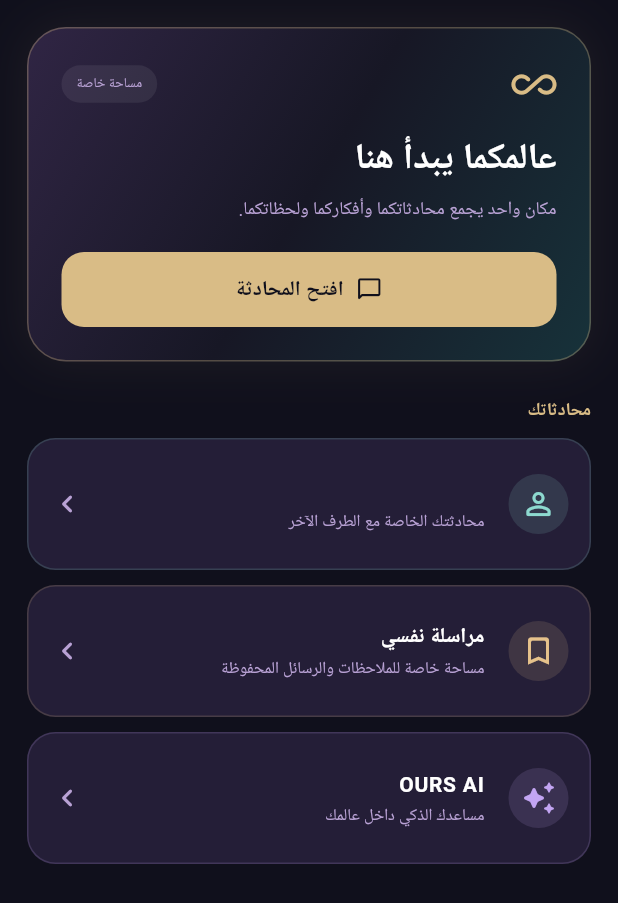
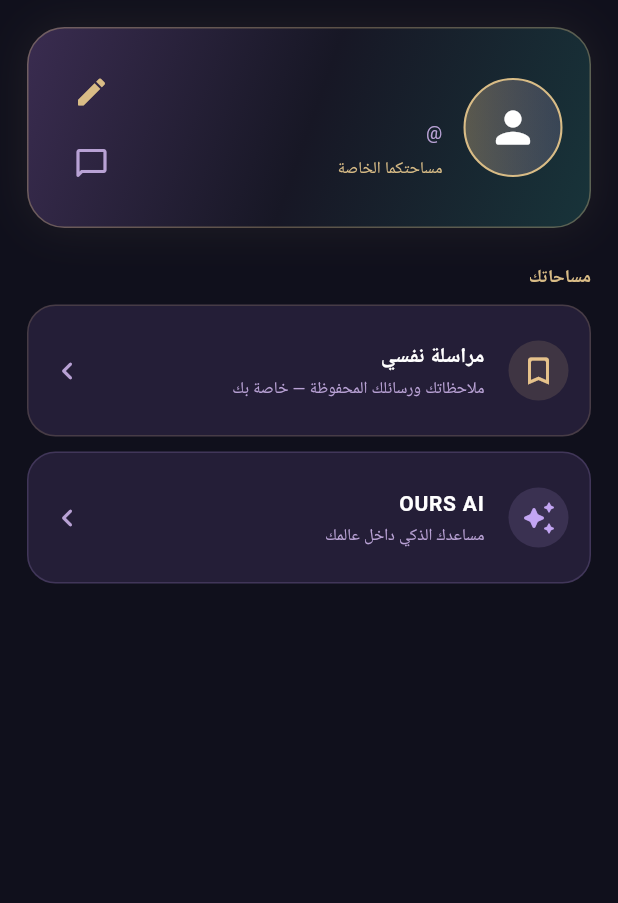
Before and after one commit to xmarco79/DUO-App, a Flutter app: the _SpaceView widget shown alone on an empty page, opened directly with empty values, on a phone screen of 412 x 824 dp. Shown: the top 903 px of the screen. Run offline on Flutter 3.47's test engine with Material 3 defaults, Android fonts, the phone set to English and light mode, and no system bars; our stand-ins replace audioplayers, file_picker, firebase_core, firebase_messaging, flutter_local_notifications, image_picker and 3 more; missing offline and left inert: record; accounts and stored records are empty; network calls fail.

Commit message:
Refresh OURS space landing and studio setup

```diff
--- a/lib/social/ours_home_page.dart
+++ b/lib/social/ours_home_page.dart
@@ -3,6 +3,7 @@ import 'dart:math' as math;
 import 'package:flutter/material.dart';
 import 'package:video_player/video_player.dart';
 import 'package:supabase_flutter/supabase_flutter.dart';
+import 'package:shared_preferences/shared_preferences.dart';
 import 'ours_direct_chat_page.dart';
 import 'ours_profile_page.dart';
 import 'ours_music_page.dart';
@@ -17,7 +18,7 @@ class OursSocialHomePage extends StatefulWidget {
  @override State<OursSocialHomePage> createState()=>_OursSocialHomePageState();
 }
 class _OursSocialHomePageState extends State<OursSocialHomePage>{
- final db=Supabase.instance.client; int tab=0; String? spaceId,error,conversationId,partnerId,partnerName; bool loading=true;
+ final db=Supabase.instance.client; int tab=0; String? spaceId,error,conversationId,partnerId,partnerName,partnerAlias; bool loading=true;
  @override void initState(){super.initState();_load();}
  Future<void> _load() async {try{
   final raw=await db.rpc('ensure_ours_pair_space'); final m=Map<String,dynamic>.from(raw as Map);
@@ -33,11 +34,23 @@ class _OursSocialHomePageState extends State<OursSocialHomePage>{
     foundName=display.isNotEmpty?display:(profile?['username']?.toString()??'zoi');
    }
   }
-  if(mounted)setState(() { spaceId=m['space_id'].toString(); conversationId=foundConversation; partnerId=foundPartner; partnerName=foundName; loading=false; });
+  final prefs=await SharedPreferences.getInstance();
+  final alias=foundPartner==null?null:prefs.getString('ours_partner_alias_${me}_$foundPartner');
+  if(mounted)setState(() { spaceId=m['space_id'].toString(); conversationId=foundConversation; partnerId=foundPartner; partnerName=foundName; partnerAlias=alias; loading=false; });
  }catch(e){if(mounted)setState(() { error=e.toString(); loading=false; });}}
+ String get _partnerLabel=>partnerAlias?.trim().isNotEmpty==true?partnerAlias!.trim():(partnerName??'zoi');
+ Future<void> _editPartnerAlias() async{
+  if(partnerId==null)return;
+  final controller=TextEditingController(text:partnerAlias??'');
+  final value=await showDialog<String>(context:context,builder:(ctx)=>AlertDialog(backgroundColor:_p,title:Text(_t(context,'تخصيص اسم الطرف الآخر','Set a nickname')),content:TextField(controller:controller,maxLength:24,autofocus:true,decoration:InputDecoration(hintText:_t(context,'اسم يظهر لك فقط','Only visible to you'))),actions:[TextButton(onPressed:()=>Navigator.pop(ctx),child:Text(_t(context,'إلغاء','Cancel'))),TextButton(onPressed:()=>Navigator.pop(ctx,controller.text.trim()),child:Text(_t(context,'حفظ','Save')))]));
+  controller.dispose();if(value==null)return;
+  final prefs=await SharedPreferences.getInstance();final key='ours_partner_alias_${db.auth.currentUser!.id}_$partnerId';
+  if(value.isEmpty)await prefs.remove(key);else await prefs.setString(key,value);
+  if(mounted)setState(()=>partnerAlias=value.isEmpty?null:value);
+ }
  void _openChat(){
   if(conversationId!=null&&partnerId!=null){
-   Navigator.push(context,MaterialPageRoute(builder:(_)=>OursDirectChatPage(conversationId:conversationId!,partnerId:partnerId!,partnerName:partnerName??'OURS',spaceId:spaceId)));
+   Navigator.push(context,MaterialPageRoute(builder:(_)=>OursDirectChatPage(conversationId:conversationId!,partnerId:partnerId!,partnerName:_partnerLabel,spaceId:spaceId)));
   }else if(spaceId!=null){widget.onChatTap(spaceId!);}
  }
  @override Widget build(BuildContext context){
@@ -46,7 +59,7 @@ class _OursSocialHomePageState extends State<OursSocialHomePage>{
   return Scaffold(appBar:AppBar(title:const Text('OURS',style:TextStyle(color:_g,letterSpacing:5)),actions:[if(spaceId!=null) OursNotificationBell(spaceId:spaceId,onOpenMessage:_openChat),IconButton(onPressed:widget.onProfileTap,icon:const Icon(Icons.tune,color:_l))]),
    body:loading?const Center(child:CircularProgressIndicator(color:_g)):error!=null?Center(child:Column(mainAxisSize:MainAxisSize.min,children:[Text(_t(context,'تعذر تجهيز مساحتنا','Could not load space')),Text(error!,style:const TextStyle(color:_l)),TextButton(onPressed:()=>setState(() { loading=true; error=null; _load(); }),child:Text(_t(context,'إعادة المحاولة','Retry')))])):
    IndexedStack(index:tab,children:[
-    _SpaceView(partnerName:partnerName??'zoi',onChat:_openChat,onPartnerProfile:partnerId==null?null:()=>Navigator.push(context,MaterialPageRoute(builder:(_)=>OursProfilePage(userId:partnerId!))),onSelf:()=>Navigator.push(context,MaterialPageRoute(builder:(_)=>const OursSelfChatPage())),onAi:()=>Navigator.push(context,MaterialPageRoute(builder:(_)=>OursAiPage(spaceId:spaceId!)))),
+    _SpaceView(partnerName:_partnerLabel,username:partnerName??'zoi',onChat:_openChat,onPartnerProfile:partnerId==null?null:()=>Navigator.push(context,MaterialPageRoute(builder:(_)=>OursProfilePage(userId:partnerId!))),onEditAlias:_editPartnerAlias,onSelf:()=>Navigator.push(context,MaterialPageRoute(builder:(_)=>const OursSelfChatPage())),onAi:()=>Navigator.push(context,MaterialPageRoute(builder:(_)=>OursAiPage(spaceId:spaceId!)))),
     _StudioView(spaceId:spaceId!),
     _WatchView(spaceId:spaceId!,active:tab==2),
     const OursMusicPage(),
@@ -56,37 +69,26 @@ class _OursSocialHomePageState extends State<OursSocialHomePage>{
  }
 }
 class _SpaceView extends StatelessWidget{
- final String partnerName;
- final VoidCallback onChat,onSelf,onAi;
+ final String partnerName,username;
+ final VoidCallback onChat,onSelf,onAi,onEditAlias;
  final VoidCallback? onPartnerProfile;
- const _SpaceView({required this.partnerName,required this.onChat,required this.onSelf,required this.onAi,this.onPartnerProfile});
+ const _SpaceView({required this.partnerName,required this.username,required this.onChat,required this.onSelf,required this.onAi,required this.onEditAlias,this.onPartnerProfile});
  @override Widget build(BuildContext c)=>ListView(padding:const EdgeInsets.fromLTRB(18,18,18,26),children:[
-  Container(
-   padding:const EdgeInsets.all(22),
-   decoration:BoxDecoration(
-    gradient:const LinearGradient(begin:Alignment.topLeft,end:Alignment.bottomRight,colors:[Color(0xFF302544),Color(0xFF171725),Color(0xFF17323A)]),
-    borderRadius:BorderRadius.circular(26),
-    border:Border.all(color:_g.withValues(alpha:.32)),
-    boxShadow:[BoxShadow(color:_g.withValues(alpha:.07),blurRadius:26,spreadRadius:1)],
-   ),
-   child:Column(crossAxisAlignment:CrossAxisAlignment.start,children:[
-    Row(children:[const Icon(Icons.all_inclusive_rounded,color:_g,size:30),const Spacer(),Container(padding:const EdgeInsets.symmetric(horizontal:10,vertical:6),decoration:BoxDecoration(color:Colors.white.withValues(alpha:.07),borderRadius:BorderRadius.circular(20)),child:Text(_t(c,'مساحة خاصة','PRIVATE SPACE'),style:const TextStyle(color:_l,fontSize:9,letterSpacing:1.1)))]),
-    const SizedBox(height:18),
-    Text(_t(c,'عالمكما يبدأ هنا','YOUR WORLD, TOGETHER'),style:const TextStyle(color:Colors.white,fontSize:24,fontWeight:FontWeight.w800)),
-    const SizedBox(height:6),
-    Text(_t(c,'مكان واحد يجمع محادثاتكما وأفكاركما ولحظاتكما.','One place for your conversations, ideas and moments.'),style:const TextStyle(color:_l,height:1.6,fontSize:12)),
-    const SizedBox(height:18),
-    Row(children:[
-     Expanded(child:FilledButton.icon(onPressed:onChat,icon:const Icon(Icons.chat_bubble_outline_rounded),label:Text(_t(c,'افتح المحادثة','Open chat')))),
-     if(onPartnerProfile!=null) ...[const SizedBox(width:8),IconButton.filledTonal(onPressed:onPartnerProfile,tooltip:_t(c,'ملف $partnerName','View $partnerName profile'),icon:const Icon(Icons.account_circle_outlined))]
-    ])
-   ]),
-  ),
-  const SizedBox(height:24),
-  Text(_t(c,'محادثاتك','YOUR CONVERSATIONS'),style:const TextStyle(color:_g,fontSize:12,fontWeight:FontWeight.w800,letterSpacing:1.5)),
+  InkWell(onTap:onPartnerProfile,borderRadius:BorderRadius.circular(25),child:Container(
+   padding:const EdgeInsets.all(18),decoration:BoxDecoration(gradient:const LinearGradient(begin:Alignment.topLeft,end:Alignment.bottomRight,colors:[Color(0xFF3A2C50),Color(0xFF171725),Color(0xFF18343A)]),borderRadius:BorderRadius.circular(25),border:Border.all(color:_g.withValues(alpha:.35)),boxShadow:[BoxShadow(color:_g.withValues(alpha:.08),blurRadius:24)]),
+   child:Row(children:[
+    Container(width:66,height:66,decoration:BoxDecoration(shape:BoxShape.circle,gradient:LinearGradient(colors:[_g.withValues(alpha:.35),_l.withValues(alpha:.2)]),border:Border.all(color:_g,width:1.4)),child:const Icon(Icons.person_rounded,color:Colors.white,size:34)),
+    const SizedBox(width:14),Expanded(child:Column(crossAxisAlignment:CrossAxisAlignment.start,children:[
+     Text(partnerName,style:const TextStyle(color:Colors.white,fontWeight:FontWeight.w800,fontSize:19),maxLines:1,overflow:TextOverflow.ellipsis),
+     const SizedBox(height:3),Text('@$username',style:const TextStyle(color:_l,fontSize:12)),
+     const SizedBox(height:8),Text(_t(c,'مساحتكما الخاصة','Your private space'),style:const TextStyle(color:_g,fontSize:11,letterSpacing:.3))
+    ])),
+    Column(children:[IconButton(tooltip:_t(c,'تخصيص الاسم عندك فقط','Set your private nickname'),onPressed:onEditAlias,icon:const Icon(Icons.edit_rounded,color:_g)),IconButton(tooltip:_t(c,'فتح المحادثة','Open chat'),onPressed:onChat,icon:const Icon(Icons.chat_bubble_outline_rounded,color:_l))])
+   ])
+  )),
+  const SizedBox(height:24),Text(_t(c,'مساحاتك','YOUR SPACES'),style:const TextStyle(color:_g,fontSize:12,fontWeight:FontWeight.w800,letterSpacing:1.5)),
   const SizedBox(height:10),
-  _conversationTile(c,icon:Icons.person_outline_rounded,title:partnerName,subtitle:_t(c,'محادثتك الخاصة مع الطرف الآخر','Your private conversation with your partner'),accent:const Color(0xFF8DD9CF),onTap:onChat,onAvatarTap:onPartnerProfile),
-  _conversationTile(c,icon:Icons.bookmark_outline_rounded,title:_t(c,'مراسلة نفسي','Saved messages'),subtitle:_t(c,'مساحة خاصة للملاحظات والرسائل المحفوظة','A private place for notes and saved messages'),accent:const Color(0xFFE6C28B),onTap:onSelf),
+  _conversationTile(c,icon:Icons.bookmark_outline_rounded,title:_t(c,'مراسلة نفسي','Saved messages'),subtitle:_t(c,'ملاحظاتك ورسائلك المحفوظة — خاصة بك','Your private notes and saved messages'),accent:const Color(0xFFE6C28B),onTap:onSelf),
   _conversationTile(c,icon:Icons.auto_awesome_rounded,title:'OURS AI',subtitle:_t(c,'مساعدك الذكي داخل عالمك','Your AI companion inside OURS'),accent:const Color(0xFFC3A5F3),onTap:onAi),
  ]);
 }
@@ -315,10 +317,11 @@ class _StudioState extends State<_StudioView> {
         Text(_t(context,'مرسم OURS','OURS Studio'),style:const TextStyle(color:Colors.white,fontSize:24,fontWeight:FontWeight.w800)),
         const SizedBox(height:6),Text(_t(context,'اختر نوع المرسم وأجواء اللوحة قبل البدء، ثم استخدم أدوات الرسم والتظليل والممحاة والتراجع والتكبير.','Choose your studio and canvas mood before drawing, then use brushes, marker, eraser, undo and zoom.'),style:const TextStyle(color:_lavender,height:1.6)),
       ])),
-      const SizedBox(height:20),Text(_t(context,'مساحة الرسم','Drawing space'),style:const TextStyle(color:_gold,fontWeight:FontWeight.bold,fontSize:16)),
-      const SizedBox(height:10),SegmentedButton<String>(segments:[ButtonSegment(value:'personal',label:Text(_t(context,'مرسمي الخاص','Personal'))),ButtonSegment(value:'shared',label:Text(_t(context,'مرسمنا المشترك','Shared')))],selected:{scope},onSelectionChanged:(v){setState(()=>scope=v.first);_load();}),
-      const SizedBox(height:20),Text(_t(context,'خلفية اللوحة','Canvas background'),style:const TextStyle(color:_gold,fontWeight:FontWeight.bold)),
+      const SizedBox(height:20),Text(_t(context,'اختر مساحة العمل','Choose your workspace'),style:const TextStyle(color:_gold,fontWeight:FontWeight.bold,fontSize:16)),
+      const SizedBox(height:10),GridView.count(shrinkWrap:true,physics:const NeverScrollableScrollPhysics(),crossAxisCount:2,childAspectRatio:2.15,crossAxisSpacing:9,mainAxisSpacing:9,children:[_StudioChoice(icon:Icons.person_outline_rounded,title:_t(context,'مرسمي الخاص','Personal studio'),subtitle:_t(context,'لوحاتك وحدك','Only you'),selected:scope=='personal',onTap:()=>setState(()=>scope='personal')),_StudioChoice(icon:Icons.people_alt_outlined,title:_t(context,'مرسمنا المشترك','Shared studio'),subtitle:_t(context,'ارسم مع الطرف الآخر','Draw together'),selected:scope=='shared',onTap:()=>setState(()=>scope='shared'))]),
+      const SizedBox(height:18),Text(_t(context,'اختر خلفية البداية','Choose a canvas preset'),style:const TextStyle(color:_gold,fontWeight:FontWeight.bold)),
       const SizedBox(height:10),GridView.count(shrinkWrap:true,physics:const NeverScrollableScrollPhysics(),crossAxisCount:2,childAspectRatio:1.65,crossAxisSpacing:10,mainAxisSpacing:10,children:presets.map((p)=>InkWell(onTap:(){setState((){canvasPreset=p.$1;canvasBackground=p.$3;showGrid=p.$4;});},borderRadius:BorderRadius.circular(14),child:Container(decoration:BoxDecoration(color:p.$3,borderRadius:BorderRadius.circular(14),border:Border.all(color:canvasPreset==p.$1?_gold:_lavender.withValues(alpha:.3),width:canvasPreset==p.$1?2:1)),child:Stack(children:[if(p.$4)Positioned.fill(child:CustomPaint(painter:_StudioPreviewGrid())),Align(alignment:Alignment.bottomLeft,child:Padding(padding:const EdgeInsets.all(10),child:Text(p.$2,style:TextStyle(color:p.$1=='paper'||p.$1=='canvas'?const Color(0xFF29213D):Colors.white,fontWeight:FontWeight.bold)))),if(canvasPreset==p.$1)const Positioned(top:7,right:7,child:Icon(Icons.check_circle,color:_gold))])))).toList()),
+      const SizedBox(height:18),Container(padding:const EdgeInsets.all(14),decoration:BoxDecoration(color:_p.withValues(alpha:.65),borderRadius:BorderRadius.circular(16),border:Border.all(color:_l.withValues(alpha:.2))),child:Wrap(spacing:12,runSpacing:10,children:[_StudioFeature(Icons.gesture_rounded,_t(context,'رسم حر','Freehand')),_StudioFeature(Icons.shape_line_rounded,_t(context,'أشكال هندسية','Shapes')),_StudioFeature(Icons.brush_rounded,_t(context,'فرش وتظليل','Brushes')),_StudioFeature(Icons.undo_rounded,_t(context,'تراجع وإعادة','Undo / redo')),_StudioFeature(Icons.zoom_in_rounded,_t(context,'تكبير اللوحة','Canvas zoom'))])),
       const SizedBox(height:18),FilledButton.icon(onPressed:(){setState(()=>studioOpened=true);_load();},icon:const Icon(Icons.add_rounded),label:Text(_t(context,'إنشاء لوحة وبدء الرسم','Create canvas and start drawing')),style:FilledButton.styleFrom(backgroundColor:_gold,foregroundColor:_navy,padding:const EdgeInsets.symmetric(vertical:15))),
       const SizedBox(height:8),OutlinedButton.icon(onPressed:(){setState(()=>studioOpened=true);_load();},icon:const Icon(Icons.folder_open_outlined),label:Text(_t(context,'فتح أعمالي المحفوظة','Open saved work'))),
     ]);
@@ -503,6 +506,12 @@ class _StudioState extends State<_StudioView> {
   }
 }
 
+class _StudioChoice extends StatelessWidget{
+ final IconData icon;final String title,subtitle;final bool selected;final VoidCallback onTap;
+ const _StudioChoice({required this.icon,required this.title,required this.subtitle,required this.selected,required this.onTap});
+ @override Widget build(BuildContext c)=>InkWell(onTap:onTap,borderRadius:BorderRadius.circular(14),child:Container(padding:const EdgeInsets.all(11),decoration:BoxDecoration(color:_p,borderRadius:BorderRadius.circular(14),border:Border.all(color:selected?_g:_l.withValues(alpha:.22),width:selected?1.6:1)),child:Row(children:[Icon(icon,color:selected?_g:_l,size:22),const SizedBox(width:9),Expanded(child:Column(crossAxisAlignment:CrossAxisAlignment.start,mainAxisAlignment:MainAxisAlignment.center,children:[Text(title,style:const TextStyle(color:Colors.white,fontSize:11,fontWeight:FontWeight.bold)),Text(subtitle,style:const TextStyle(color:_l,fontSize:9))])),if(selected)const Icon(Icons.check_circle,color:_g,size:17)])));
+}
+class _StudioFeature extends StatelessWidget{final IconData icon;final String title;const _StudioFeature(this.icon,this.title);@override Widget build(BuildContext c)=>Row(mainAxisSize:MainAxisSize.min,children:[Icon(icon,color:_g,size:16),const SizedBox(width:5),Text(title,style:const TextStyle(color:_l,fontSize:10))]);}
 class _StudioPreviewGrid extends CustomPainter {
   @override
   void paint(Canvas canvas,Size size){
```
